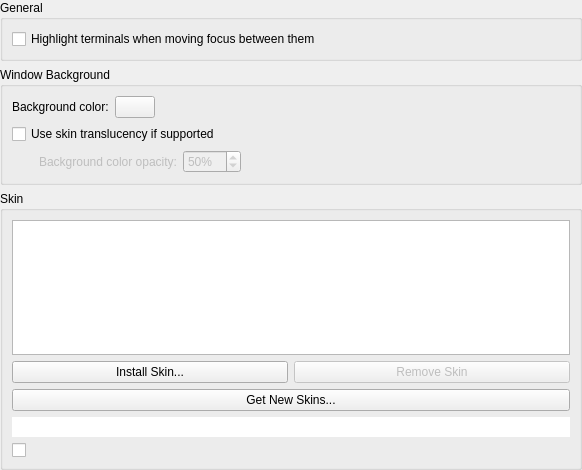
This is app/config/appearancesettings.ui in KDE/yakuake as Qt 5 draws it before an edit. The edited form follows.
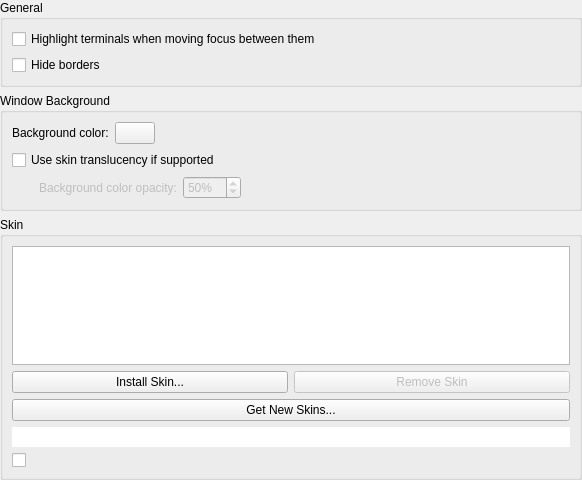
This is the edited form. Custom widgets are drawn as their Qt base class.

Commit message: Add ability to hide titlebar

What changed in the file:
```diff
--- a/app/config/appearancesettings.ui
+++ b/app/config/appearancesettings.ui
@@ -7,7 +7,7 @@
     <x>0</x>
     <y>0</y>
     <width>582</width>
-    <height>470</height>
+    <height>480</height>
    </rect>
   </property>
   <layout class="QVBoxLayout" name="verticalLayout_3">
@@ -39,6 +39,13 @@
         </property>
        </widget>
       </item>
+      <item>
+       <widget class="QCheckBox" name="kcfg_HideSkinBorders">
+        <property name="text">
+         <string>Hide borders</string>
+        </property>
+       </widget>
+      </item>
      </layout>
     </widget>
    </item>
```
The commit also changes 11 other files.
